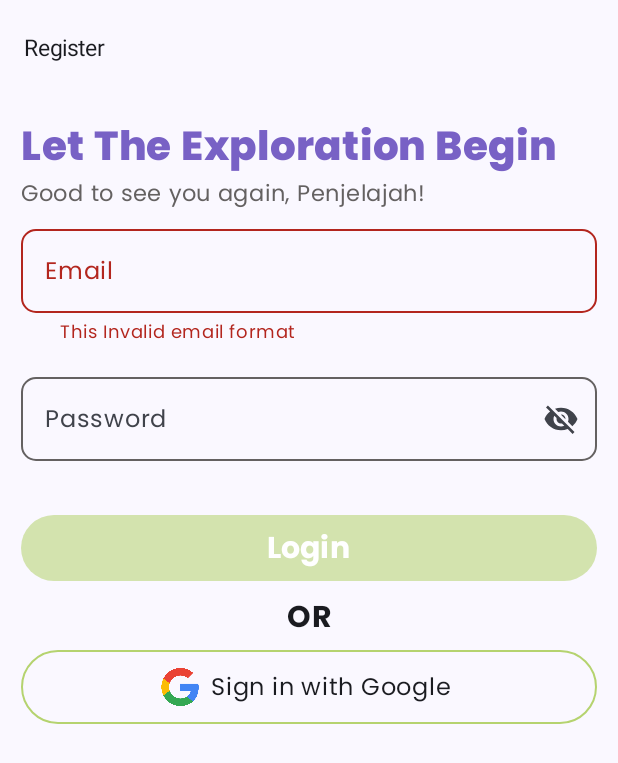
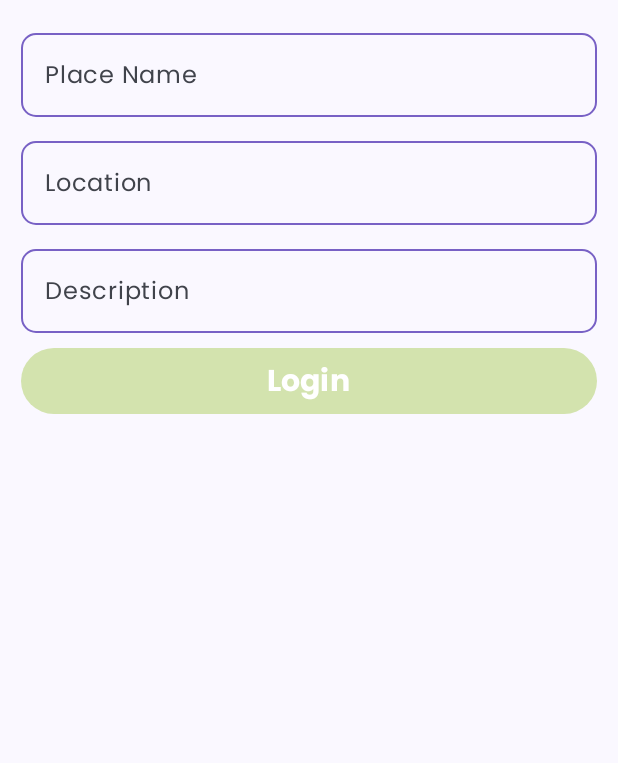
Before and after one commit to reynard26/Jelajahi-MD, an Android app built with Jetpack Compose: the screen it shows after launch (MainActivity), on a phone screen of 412 x 824 dp. Shown: the top 763 px of the screen. Run offline under Robolectric (Android 15) with nearby library versions, the phone set to English and light mode, and no system bars.

Commit message:
Add Community

```diff
--- a/app/src/main/java/com/example/jelajahiapp/MainActivity.kt
+++ b/app/src/main/java/com/example/jelajahiapp/MainActivity.kt
@@ -13,6 +13,7 @@ import androidx.compose.ui.tooling.preview.Preview
 import com.example.jelajahiapp.ui.screen.authorization.LoginContent
 import com.example.jelajahiapp.ui.screen.authorization.LoginScreen
 import com.example.jelajahiapp.ui.screen.authorization.SignupContent
+import com.example.jelajahiapp.ui.screen.community.AddCommunityScreen
 import com.example.jelajahiapp.ui.theme.JelajahiAppTheme
 
 class MainActivity : ComponentActivity() {
@@ -25,8 +26,7 @@ class MainActivity : ComponentActivity() {
                     modifier = Modifier.fillMaxSize(),
                     color = MaterialTheme.colorScheme.background
                 ) {
-                    LoginContent(            email = null,
-                        onSignInSubmitted = { _, _-> })
+                    AddCommunityScreen( onCommunitySubmited = { _, _, _-> })
                 }
             }
         }
--- a/app/src/main/java/com/example/jelajahiapp/ui/screen/authorization/LoginScreen.kt
+++ b/app/src/main/java/com/example/jelajahiapp/ui/screen/authorization/LoginScreen.kt
@@ -117,7 +117,7 @@ fun LoginContent(
                 }
                 Email(emailState, onImeAction = { focusRequester.requestFocus() })
 
-                Spacer(modifier = Modifier.height(14.dp))
+                Spacer(modifier = Modifier.height(8.dp))
 
                 val passwordState = remember { PasswordState() }
 
--- /dev/null
+++ b/app/src/main/java/com/example/jelajahiapp/ui/screen/community/AddCommunityScreen.kt
@@ -0,0 +1,92 @@
+package com.example.jelajahiapp.ui.screen.community
+
+import android.content.res.Configuration
+import androidx.compose.foundation.layout.Box
+import androidx.compose.foundation.layout.Column
+import androidx.compose.foundation.layout.Spacer
+import androidx.compose.foundation.layout.fillMaxWidth
+import androidx.compose.foundation.layout.height
+import androidx.compose.foundation.layout.padding
+import androidx.compose.material3.Button
+import androidx.compose.material3.ButtonDefaults
+import androidx.compose.material3.ExperimentalMaterial3Api
+import androidx.compose.material3.Text
+import androidx.compose.runtime.Composable
+import androidx.compose.runtime.remember
+import androidx.compose.ui.Modifier
+import androidx.compose.ui.res.stringResource
+import androidx.compose.ui.text.font.FontWeight
+import androidx.compose.ui.tooling.preview.Preview
+import androidx.compose.ui.unit.dp
+import androidx.compose.ui.unit.sp
+import com.example.jelajahiapp.R
+import com.example.jelajahiapp.ui.theme.JelajahiAppTheme
+import com.example.jelajahiapp.ui.theme.fonts
+import com.example.jelajahiapp.ui.theme.green40
+import com.example.jelajahiapp.ui.theme.green87
+import com.example.jelajahiapp.ui.theme.white100
+
+@OptIn(ExperimentalMaterial3Api::class)
+@Composable
+fun AddCommunityScreen(
+    modifier: Modifier = Modifier,
+    onCommunitySubmited: (placeName: String, location: String, description: String) -> Unit,
+) {
+    val placeNameState = remember { dataCommunityState() }
+    val locationState = remember { dataCommunityState() }
+    val descriptionState = remember { dataCommunityState() }
+
+    Box(
+        modifier = Modifier
+            .padding(14.dp)
+    ) {
+        Column(
+            modifier = Modifier
+                .fillMaxWidth(),
+        ) {
+            CommunityTextField(textFieldStateCommunity = placeNameState , label ="Place Name")
+            Spacer(modifier = Modifier.height(8.dp))
+            CommunityTextField(textFieldStateCommunity = locationState , label ="Location")
+            Spacer(modifier = Modifier.height(8.dp))
+            CommunityTextField(textFieldStateCommunity = descriptionState , label ="Description")
+
+            val onSubmit = {
+                if (placeNameState.isValid && locationState.isValid && descriptionState.isValid) {
+                    onCommunitySubmited(placeNameState.text, locationState.text,descriptionState.text )
+                }
+            }
+            Button(
+                onClick = { onSubmit() },
+                colors = ButtonDefaults.buttonColors(
+                    disabledContainerColor = green40,
+                    disabledContentColor = white100,
+                    contentColor = white100,
+                    containerColor = green87// Set the color for the disabled state
+                ),
+                modifier = Modifier
+                    .fillMaxWidth()
+                    .padding(vertical = 8.dp),
+                enabled = placeNameState.isValid && locationState.isValid && descriptionState.isValid
+            ) {
+                Text(
+                    color = white100,
+                    fontFamily = fonts,
+                    fontWeight = FontWeight.Bold,
+                    fontSize = 20.sp,
+                    text = stringResource(id = R.string.login)
+                )
+            }
+        }
+    }
+}
+
+@Preview(name = "Sign in light theme", uiMode = Configuration.UI_MODE_NIGHT_NO)
+@Preview(name = "Sign in dark theme", uiMode = Configuration.UI_MODE_NIGHT_YES)
+@Composable
+fun AddCommunityPreview() {
+    JelajahiAppTheme {
+        AddCommunityScreen(
+            onCommunitySubmited = { _, _, _ -> },
+        )
+    }
+}
--- /dev/null
+++ b/app/src/main/java/com/example/jelajahiapp/ui/screen/community/CommunityTextField.kt
@@ -0,0 +1,55 @@
+package com.example.jelajahiapp.ui.screen.community
+
+import androidx.compose.foundation.layout.fillMaxWidth
+import androidx.compose.foundation.shape.RoundedCornerShape
+import androidx.compose.foundation.text.KeyboardActions
+import androidx.compose.foundation.text.KeyboardOptions
+import androidx.compose.material3.ExperimentalMaterial3Api
+import androidx.compose.material3.OutlinedTextField
+import androidx.compose.material3.Text
+import androidx.compose.material3.TextFieldDefaults
+import androidx.compose.runtime.Composable
+import androidx.compose.ui.Modifier
+import androidx.compose.ui.text.input.ImeAction
+import androidx.compose.ui.text.input.KeyboardType
+import androidx.compose.ui.unit.dp
+import com.example.jelajahiapp.ui.theme.fonts
+import com.example.jelajahiapp.ui.theme.purple100
+
+@OptIn(ExperimentalMaterial3Api::class)
+@Composable
+fun CommunityTextField(
+    textFieldStateCommunity: dataCommunityState,
+    label: String,
+    imeAction: ImeAction = ImeAction.Next,
+    onImeAction: () -> Unit = {}
+) {
+    OutlinedTextField(
+        value = textFieldStateCommunity.text,
+        onValueChange = { textFieldStateCommunity.text = it },
+        label = {
+            Text(
+                text = label,
+                fontFamily = fonts
+            )
+        },
+        modifier = Modifier
+            .fillMaxWidth(),
+
+        keyboardOptions = KeyboardOptions.Default.copy(
+            imeAction = imeAction,
+            keyboardType = KeyboardType.Text // You can customize the keyboard type
+        ),
+        keyboardActions = KeyboardActions(
+            onDone = {
+                onImeAction()
+            }
+        ),
+        singleLine = true,
+        shape = RoundedCornerShape(10.dp),
+        colors = TextFieldDefaults.outlinedTextFieldColors(
+            focusedBorderColor = purple100,
+            unfocusedBorderColor = purple100
+        ),
+    )
+}
--- /dev/null
+++ b/app/src/main/java/com/example/jelajahiapp/ui/screen/community/TextFieldStateCommunity.kt
@@ -0,0 +1,22 @@
+package com.example.jelajahiapp.ui.screen.community
+
+import androidx.compose.runtime.getValue
+import androidx.compose.runtime.mutableStateOf
+import androidx.compose.runtime.saveable.listSaver
+import androidx.compose.runtime.setValue
+import com.example.jelajahiapp.ui.screen.authorization.TextFieldState
+
+open class TextFieldStateCommunity(
+    private val validator: (String) -> Boolean = { true },
+) {
+    var text: String by mutableStateOf("")
+
+
+}
+
+private fun isDataValid(data: String): Boolean {
+    return data.length > 3
+}
+
+
+class dataCommunityState : TextFieldState(validator = ::isDataValid)
--- a/app/src/main/res/values/strings.xml
+++ b/app/src/main/res/values/strings.xml
@@ -26,4 +26,5 @@
     <string name="loading_in_google">Loading Sign in with Google</string>
     <string name="sign_up_google">Sign up with Google</string>
     <string name="loading_up_google">Loading Sign up with Google</string>
+    <string name="confirm_password">Confirmation Password</string>
 </resources>
```
Also changed, not shown: app/src/main/java/com/example/jelajahiapp/ui/screen/authorization/PasswordState.kt (+23 -1 lines), app/src/main/java/com/example/jelajahiapp/ui/screen/authorization/SignupScreen.kt (+46 -71 lines), app/src/main/java/com/example/jelajahiapp/ui/screen/explorer/ExplorerScreen.kt (added, +142 -0 lines), app/src/main/java/com/example/jelajahiapp/ui/screen/home/DestinationItem.kt (added, +80 -0 lines), app/src/main/java/com/example/jelajahiapp/ui/theme/Shape.kt (added, +11 -0 lines).
